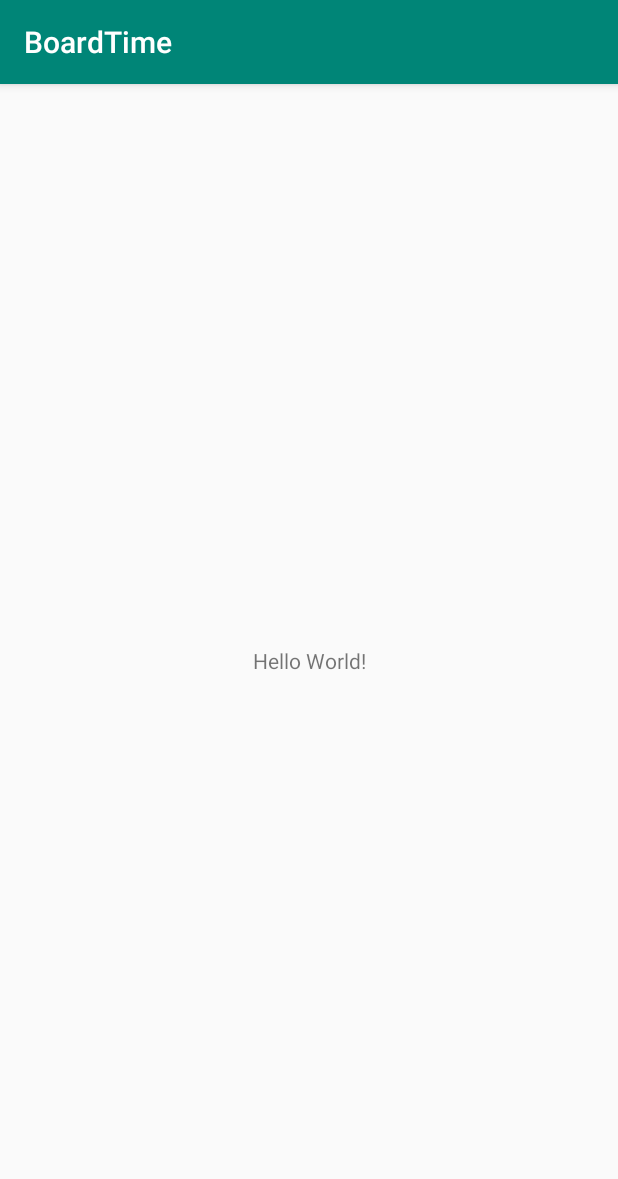
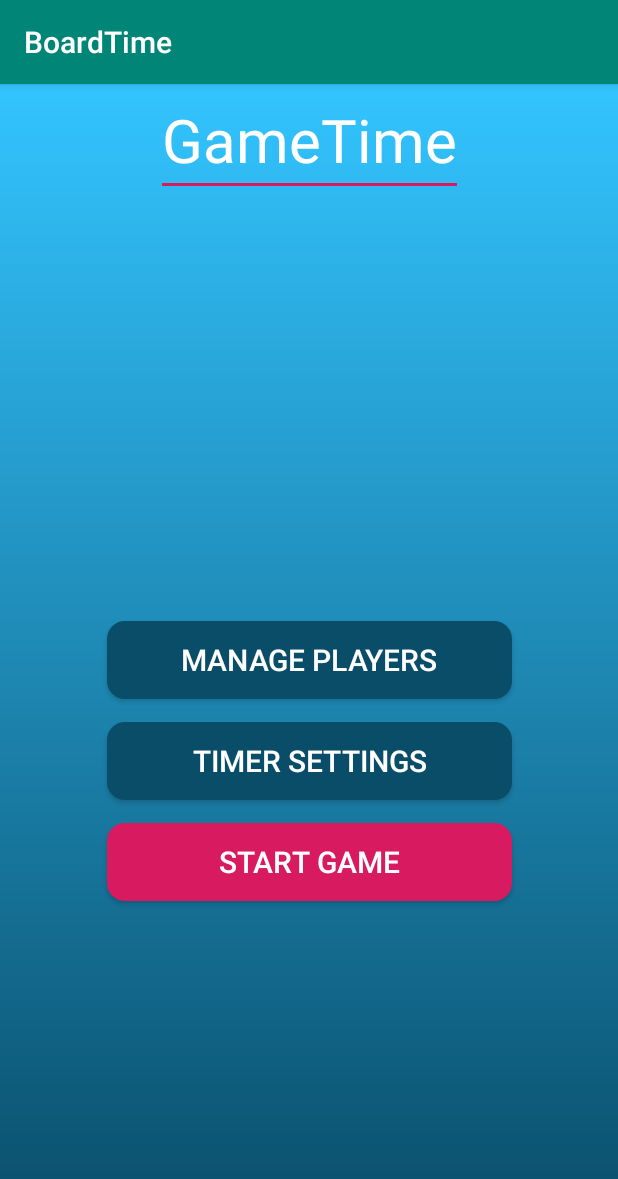
Before and after one commit to dawsonaraujo13/BoardTime, an Android app: the screen it shows after launch (MainActivity before the commit, PlayerActivity after it), on a phone screen of 412 x 824 dp. Shown: the top 1179 px of the screen. Run offline under Robolectric (Android 15) with nearby library versions, the phone set to English and light mode, and no system bars.

Commit message:
Created buttons

```diff
--- a/app/src/main/AndroidManifest.xml
+++ b/app/src/main/AndroidManifest.xml
@@ -9,7 +9,7 @@
         android:roundIcon="@mipmap/ic_launcher_round"
         android:supportsRtl="true"
         android:theme="@style/AppTheme">
-        <activity android:name=".MainActivity">
+        <activity android:name=".PlayerActivity">
             <intent-filter>
                 <action android:name="android.intent.action.MAIN" />
 
--- a/app/src/main/java/com/example/boardtime/MainActivity.kt
+++ b/app/src/main/java/com/example/boardtime/PlayerActivity.kt
@@ -3,10 +3,10 @@ package com.example.boardtime
 import androidx.appcompat.app.AppCompatActivity
 import android.os.Bundle
 
-class MainActivity : AppCompatActivity() {
+class PlayerActivity : AppCompatActivity() {
 
     override fun onCreate(savedInstanceState: Bundle?) {
         super.onCreate(savedInstanceState)
-        setContentView(R.layout.activity_main)
+        setContentView(R.layout.activity_player)
     }
 }
--- /dev/null
+++ b/app/src/main/res/drawable/backgradient.xml
@@ -0,0 +1,10 @@
+<?xml version="1.0" encoding="utf-8"?>
+<shape xmlns:android="http://schemas.android.com/apk/res/android"
+    android:shape="rectangle">
+    <gradient
+        android:startColor="@color/gradientLight"
+        android:endColor="@color/gradientDark"
+        android:type="linear"
+        android:angle="-90">
+    </gradient>
+</shape>
--- /dev/null
+++ b/app/src/main/res/drawable/roundbutton.xml
@@ -0,0 +1,9 @@
+<?xml version="1.0" encoding="utf-8"?>
+<shape xmlns:android="http://schemas.android.com/apk/res/android"
+    android:shape="rectangle">
+
+    <solid android:color="@color/gradientDark" />
+
+    <corners android:radius="12dp" />
+
+</shape>
--- /dev/null
+++ b/app/src/main/res/drawable/roundbuttonaccent.xml
@@ -0,0 +1,9 @@
+<?xml version="1.0" encoding="utf-8"?>
+<shape xmlns:android="http://schemas.android.com/apk/res/android"
+    android:shape="rectangle">
+
+    <solid android:color="@color/colorAccent" />
+
+    <corners android:radius="12dp" />
+
+</shape>
--- a/app/src/main/res/layout/activity_main.xml
+++ /dev/null
@@ -1,18 +0,0 @@
-<?xml version="1.0" encoding="utf-8"?>
-<androidx.constraintlayout.widget.ConstraintLayout xmlns:android="http://schemas.android.com/apk/res/android"
-    xmlns:app="http://schemas.android.com/apk/res-auto"
-    xmlns:tools="http://schemas.android.com/tools"
-    android:layout_width="match_parent"
-    android:layout_height="match_parent"
-    tools:context=".MainActivity">
-
-    <TextView
-        android:layout_width="wrap_content"
-        android:layout_height="wrap_content"
-        android:text="Hello World!"
-        app:layout_constraintBottom_toBottomOf="parent"
-        app:layout_constraintLeft_toLeftOf="parent"
-        app:layout_constraintRight_toRightOf="parent"
-        app:layout_constraintTop_toTopOf="parent" />
-
-</androidx.constraintlayout.widget.ConstraintLayout>
--- /dev/null
+++ b/app/src/main/res/layout/activity_player.xml
@@ -0,0 +1,61 @@
+<?xml version="1.0" encoding="utf-8"?>
+<androidx.constraintlayout.widget.ConstraintLayout xmlns:android="http://schemas.android.com/apk/res/android"
+    xmlns:app="http://schemas.android.com/apk/res-auto"
+    xmlns:tools="http://schemas.android.com/tools"
+    android:layout_width="match_parent"
+    android:layout_height="match_parent"
+    android:background="@drawable/backgradient"
+    tools:context=".PlayerActivity">
+
+    <EditText
+        android:id="@+id/title"
+        android:layout_width="wrap_content"
+        android:layout_height="wrap_content"
+        android:text="GameTime"
+        android:textColor="#FFFFFF"
+        android:textSize="40dp"
+        app:layout_constraintTop_toTopOf="parent"
+        app:layout_constraintLeft_toLeftOf="parent"
+        app:layout_constraintRight_toRightOf="parent">
+    </EditText>
+
+    <Button
+        android:id="@+id/players"
+        android:layout_width="270dp"
+        android:layout_height="52dp"
+        android:text="manage players"
+        android:textSize="20dp"
+        android:textColor="#FFFFFF"
+        android:background="@drawable/roundbutton"
+        app:layout_constraintBottom_toBottomOf="parent"
+        app:layout_constraintLeft_toLeftOf="parent"
+        app:layout_constraintRight_toRightOf="parent"
+        app:layout_constraintTop_toTopOf="parent"></Button>
+
+    <Button
+        android:id="@+id/settings"
+        android:layout_width="270dp"
+        android:layout_height="52dp"
+        android:layout_marginTop="15dp"
+        android:text="timer settings"
+        android:textSize="20dp"
+        android:textColor="#FFFFFF"
+        android:background="@drawable/roundbutton"
+        app:layout_constraintLeft_toLeftOf="parent"
+        app:layout_constraintRight_toRightOf="parent"
+        app:layout_constraintTop_toBottomOf="@id/players"></Button>
+
+    <Button
+        android:id="@+id/start"
+        android:layout_width="270dp"
+        android:layout_height="52dp"
+        android:layout_marginTop="15dp"
+        android:text="start game"
+        android:textSize="20dp"
+        android:textColor="#FFFFFF"
+        android:background="@drawable/roundbuttonaccent"
+        app:layout_constraintLeft_toLeftOf="parent"
+        app:layout_constraintRight_toRightOf="parent"
+        app:layout_constraintTop_toBottomOf="@id/settings"></Button>
+
+</androidx.constraintlayout.widget.ConstraintLayout>
--- a/app/src/main/res/values/colors.xml
+++ b/app/src/main/res/values/colors.xml
@@ -3,4 +3,6 @@
     <color name="colorPrimary">#008577</color>
     <color name="colorPrimaryDark">#00574B</color>
     <color name="colorAccent">#D81B60</color>
+    <color name="gradientLight">#33C4FF</color>
+    <color name="gradientDark">#094D69</color>
 </resources>
```
